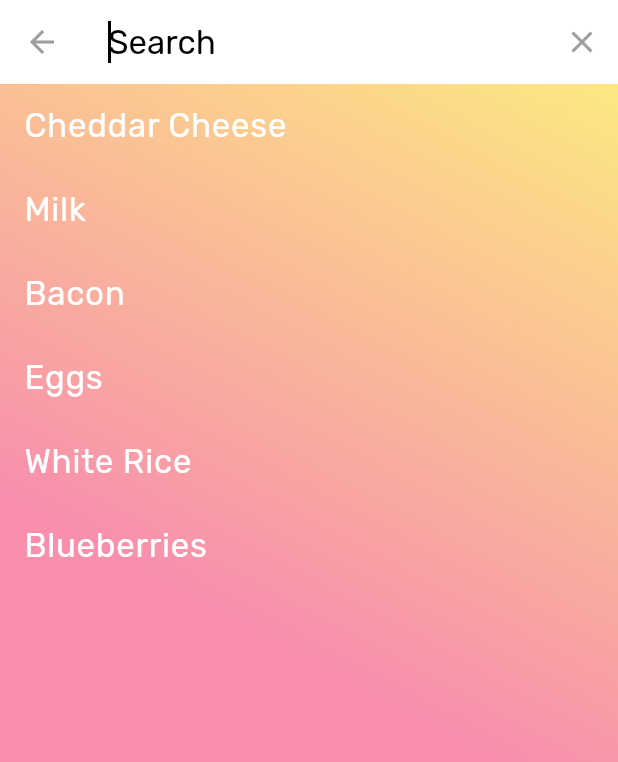
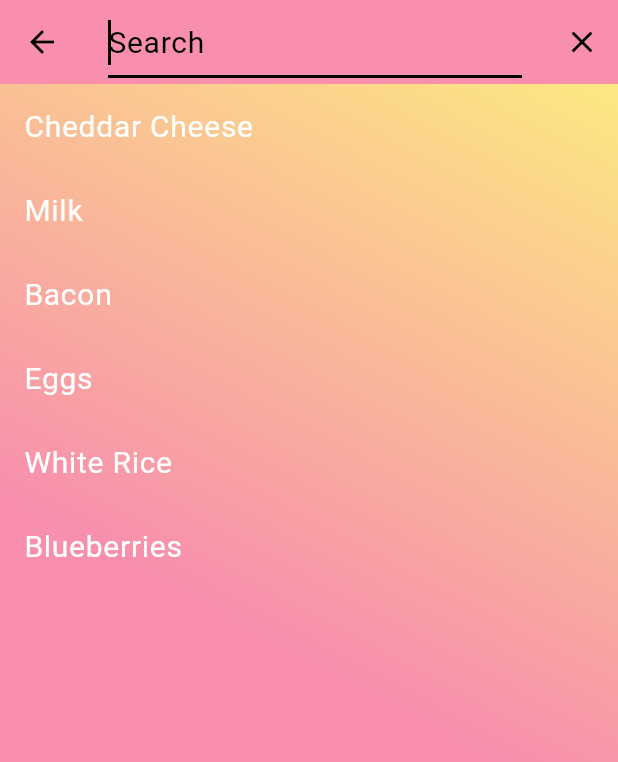
Before and after one commit to MiaN11579/CalorX, a Flutter app: the LogPage screen opened directly, after a tap on "Add food", on a phone screen of 412 x 824 dp. Shown: the top 762 px of the screen. Run offline on Flutter 3.47's test engine with Material 3 defaults, Android fonts, the phone set to English and light mode, and no system bars; our stand-ins replace animated_text_kit, cloud_firestore, firebase_auth, firebase_core, firebase_storage, font_awesome_flutter and 5 more; missing offline and left inert: firebase_ui_auth; accounts and stored records are empty; statements that could not run were skipped.

Commit message:
fix search delegate color and log layout

```diff
--- a/lib/views/components/food_search_delegate.dart
+++ b/lib/views/components/food_search_delegate.dart
@@ -38,28 +38,23 @@ class FoodSearchDelegate extends SearchDelegate {
     }
   }
 
-  //used for testing the response
-  List<Widget> foodDetails(SearchResultFood food) {
-    final nutrients = food.foodNutrient;
-    var details = <Widget>[];
-    if (nutrients != null) {
-      for (var nutrient in nutrients) {
-        final number = nutrient.number;
-        final name = nutrient.name;
-        final amount = nutrient.amount;
-        final unitName = nutrient.unitName;
-        final derivationCode = nutrient.derivationCode;
-        final derivationDescription = nutrient.derivationDescription;
-        final line = Text(
-            '$number, $name, $amount, $unitName, $derivationCode, $derivationDescription',
-            style: const TextStyle(fontSize: 22, color: Colors.white));
-        if (amount! > 0) {
-          details.add(line);
-        }
-      }
-    }
-    return details;
+  @override
+  ThemeData appBarTheme(BuildContext context) {
+    final ThemeData theme = Theme.of(context).copyWith(
+      appBarTheme: AppBarTheme(
+        backgroundColor: Theme.of(context).colorScheme.tertiary,
+      ),
+      hintColor: Colors.white,
+      textTheme: const TextTheme(
+        titleLarge: TextStyle(
+          color: Colors.white,
+          fontSize: 20.0,
+        ),
+      ),
+    );
+    return theme;
   }
+
   @override
   List<Widget>? buildActions(BuildContext context) {
     return [
@@ -150,7 +145,7 @@ class FoodSearchDelegate extends SearchDelegate {
             var suggestion = suggestions[index];
             return ListTile(
               title: Text(suggestion,
-                  style: const TextStyle(fontSize: 22, color: Colors.white)),
+                  style: const TextStyle(fontSize: 20, color: Colors.white)),
               textColor: Colors.white,
               onTap: () {
                 query = suggestion;
--- a/lib/views/log_page.dart
+++ b/lib/views/log_page.dart
@@ -108,7 +108,7 @@ class _LogPageState extends State<LogPage> {
       children: [
         Container(
             width: 380,
-            height: 230,
+            height: foodItems!.length.toDouble() < 2 ? 240 : (240 + 70 * (foodItems!.length.toDouble() - 2)),
             decoration: BoxDecoration(
               color: Theme.of(context).cardColor,
               borderRadius: const BorderRadius.all(
@@ -144,12 +144,13 @@ class _LogPageState extends State<LogPage> {
                     ),
                   ],
                 ),
-                const SizedBox(height: 15),
+                const SizedBox(height: 20),
                 SizedBox(
-                  height: 140,
+                  height: 70 * foodItems!.length.toDouble(),
                   child: ListView.builder(
                     padding: const EdgeInsets.all(0),
                     itemCount: foodItems!.length,
+                    physics: const NeverScrollableScrollPhysics(),
                     itemBuilder: (context, index) {
                       return SizedBox(
                         height: 70,
```
